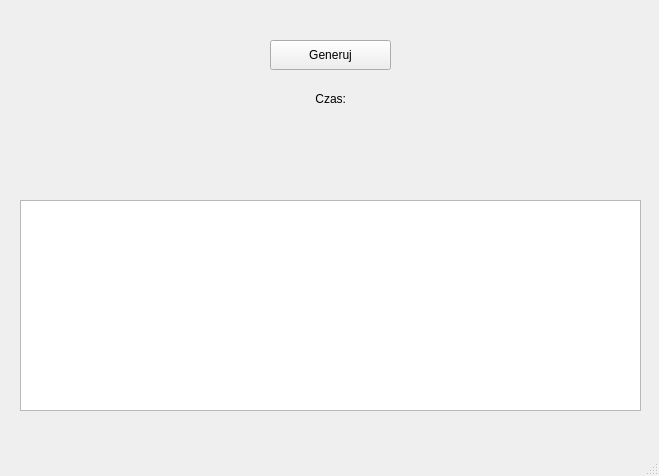
The window that geo.ui (bigboyTaysh/geoalgorithm) describes before a commit, drawn with Qt 5.
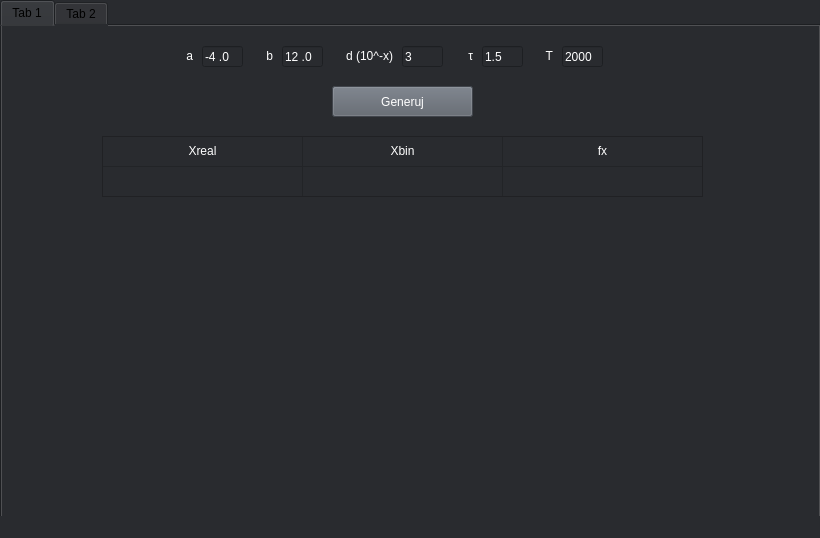
The same window after the commit.

Commit message: evolution and view best

```diff
--- a/geo.ui
+++ b/geo.ui
@@ -6,119 +6,481 @@
    <rect>
     <x>0</x>
     <y>0</y>
-    <width>659</width>
-    <height>476</height>
+    <width>820</width>
+    <height>538</height>
    </rect>
   </property>
+  <property name="maximumSize">
+   <size>
+    <width>820</width>
+    <height>538</height>
+   </size>
+  </property>
   <property name="windowTitle">
    <string>GeoAlgorithm</string>
   </property>
+  <property name="windowOpacity">
+   <double>0.950000000000000</double>
+  </property>
+  <property name="toolTip">
+   <string/>
+  </property>
+  <property name="autoFillBackground">
+   <bool>false</bool>
+  </property>
+  <property name="styleSheet">
+   <string notr="true">background-color: rgb(41, 43, 47);</string>
+  </property>
+  <property name="iconSize">
+   <size>
+    <width>0</width>
+    <height>0</height>
+   </size>
+  </property>
+  <property name="tabShape">
+   <enum>QTabWidget::Triangular</enum>
+  </property>
   <widget class="QWidget" name="centralwidget">
-   <widget class="QTableView" name="tableView">
+   <widget class="QTabWidget" name="tabWidget">
     <property name="geometry">
      <rect>
-      <x>20</x>
-      <y>200</y>
-      <width>621</width>
-      <height>211</height>
+      <x>0</x>
+      <y>0</y>
+      <width>821</width>
+      <height>521</height>
      </rect>
     </property>
+    <widget class="QWidget" name="tab">
+     <attribute name="title">
+      <string>Tab 1</string>
+     </attribute>
+     <widget class="QPushButton" name="button_start">
+      <property name="geometry">
+       <rect>
+        <x>330</x>
+        <y>60</y>
+        <width>141</width>
+        <height>31</height>
+       </rect>
+      </property>
+      <property name="sizePolicy">
+       <sizepolicy hsizetype="Minimum" vsizetype="Fixed">
+        <horstretch>0</horstretch>
+        <verstretch>0</verstretch>
+       </sizepolicy>
+      </property>
+      <property name="minimumSize">
+       <size>
+        <width>0</width>
+        <height>30</height>
+       </size>
+      </property>
+      <property name="baseSize">
+       <size>
+        <width>0</width>
+        <height>0</height>
+       </size>
+      </property>
+      <property name="cursor">
+       <cursorShape>PointingHandCursor</cursorShape>
+      </property>
+      <property name="layoutDirection">
+       <enum>Qt::RightToLeft</enum>
+      </property>
+      <property name="styleSheet">
+       <string notr="true">background-color: rgb(91, 97, 106);
+color: white;</string>
+      </property>
+      <property name="text">
+       <string>Generuj</string>
+      </property>
+     </widget>
+     <widget class="QLineEdit" name="input_a">
+      <property name="geometry">
+       <rect>
+        <x>200</x>
+        <y>20</y>
+        <width>41</width>
+        <height>21</height>
+       </rect>
+      </property>
+      <property name="styleSheet">
+       <string notr="true">color: rgb(255, 255, 255)</string>
+      </property>
+      <property name="inputMask">
+       <string>#99.9</string>
+      </property>
+      <property name="text">
+       <string>-4.0</string>
+      </property>
+     </widget>
+     <widget class="QLineEdit" name="input_d">
+      <property name="geometry">
+       <rect>
+        <x>400</x>
+        <y>20</y>
+        <width>41</width>
+        <height>21</height>
+       </rect>
+      </property>
+      <property name="styleSheet">
+       <string notr="true">;color: rgb(255, 255, 255);</string>
+      </property>
+      <property name="inputMask">
+       <string>9</string>
+      </property>
+      <property name="text">
+       <string>3</string>
+      </property>
+     </widget>
+     <widget class="QLabel" name="label">
+      <property name="geometry">
+       <rect>
+        <x>170</x>
+        <y>20</y>
+        <width>21</width>
+        <height>20</height>
+       </rect>
+      </property>
+      <property name="styleSheet">
+       <string notr="true">color: rgb(255, 255, 255);</string>
+      </property>
+      <property name="text">
+       <string>a</string>
+      </property>
+      <property name="alignment">
+       <set>Qt::AlignRight|Qt::AlignTrailing|Qt::AlignVCenter</set>
+      </property>
+     </widget>
+     <widget class="QLabel" name="label_2">
+      <property name="geometry">
+       <rect>
+        <x>250</x>
+        <y>20</y>
+        <width>21</width>
+        <height>20</height>
+       </rect>
+      </property>
+      <property name="styleSheet">
+       <string notr="true">color: rgb(255, 255, 255);</string>
+      </property>
+      <property name="text">
+       <string>b</string>
+      </property>
+      <property name="alignment">
+       <set>Qt::AlignRight|Qt::AlignTrailing|Qt::AlignVCenter</set>
+      </property>
+     </widget>
+     <widget class="QLineEdit" name="input_b">
+      <property name="geometry">
+       <rect>
+        <x>280</x>
+        <y>20</y>
+        <width>41</width>
+        <height>21</height>
+       </rect>
+      </property>
+      <property name="styleSheet">
+       <string notr="true">color: rgb(255, 255, 255);</string>
+      </property>
+      <property name="inputMask">
+       <string>#99.9</string>
+      </property>
+      <property name="text">
+       <string>12.0</string>
+      </property>
+     </widget>
+     <widget class="QLabel" name="label_3">
+      <property name="geometry">
+       <rect>
+        <x>340</x>
+        <y>20</y>
+        <width>51</width>
+        <height>20</height>
+       </rect>
+      </property>
+      <property name="styleSheet">
+       <string notr="true">color: rgb(255, 255, 255);</string>
+      </property>
+      <property name="text">
+       <string>d (10^-x)</string>
+      </property>
+      <property name="alignment">
+       <set>Qt::AlignRight|Qt::AlignTrailing|Qt::AlignVCenter</set>
+      </property>
+     </widget>
+     <widget class="QLabel" name="label_4">
+      <property name="geometry">
+       <rect>
+        <x>450</x>
+        <y>20</y>
+        <width>21</width>
+        <height>20</height>
+       </rect>
+      </property>
+      <property name="styleSheet">
+       <string notr="true">color: rgb(255, 255, 255);</string>
+      </property>
+      <property name="text">
+       <string>τ</string>
+      </property>
+      <property name="alignment">
+       <set>Qt::AlignRight|Qt::AlignTrailing|Qt::AlignVCenter</set>
+      </property>
+     </widget>
+     <widget class="QLineEdit" name="input_tau">
+      <property name="geometry">
+       <rect>
+        <x>480</x>
+        <y>20</y>
+        <width>41</width>
+        <height>21</height>
+       </rect>
+      </property>
+      <property name="styleSheet">
+       <string notr="true">color: rgb(255, 255, 255);</string>
+      </property>
+      <property name="inputMask">
+       <string>9.9</string>
+      </property>
+      <property name="text">
+       <string>1.5</string>
+      </property>
+     </widget>
+     <widget class="QLineEdit" name="input_t">
+      <property name="geometry">
+       <rect>
+        <x>560</x>
+        <y>20</y>
+        <width>41</width>
+        <height>21</height>
+       </rect>
+      </property>
+      <property name="styleSheet">
+       <string notr="true">
+color: rgb(255, 255, 255);</string>
+      </property>
+      <property name="inputMask">
+       <string>99999</string>
+      </property>
+      <property name="text">
+       <string>2000</string>
+      </property>
+     </widget>
+     <widget class="QLabel" name="label_5">
+      <property name="geometry">
+       <rect>
+        <x>530</x>
+        <y>20</y>
+        <width>21</width>
+        <height>20</height>
+       </rect>
+      </property>
+      <property name="styleSheet">
+       <string notr="true">color: rgb(255, 255, 255);</string>
+      </property>
+      <property name="text">
+       <string>T</string>
+      </property>
+      <property name="alignment">
+       <set>Qt::AlignRight|Qt::AlignTrailing|Qt::AlignVCenter</set>
+      </property>
+     </widget>
+     <widget class="QTableWidget" name="best_table">
+      <property name="enabled">
+       <bool>true</bool>
+      </property>
+      <property name="geometry">
+       <rect>
+        <x>100</x>
+        <y>110</y>
+        <width>601</width>
+        <height>61</height>
+       </rect>
+      </property>
+      <property name="font">
+       <font>
+        <stylestrategy>PreferDefault</stylestrategy>
+       </font>
+      </property>
+      <property name="cursor" stdset="0">
+       <cursorShape>ArrowCursor</cursorShape>
+      </property>
+      <property name="layoutDirection">
+       <enum>Qt::LeftToRight</enum>
+      </property>
+      <property name="autoFillBackground">
+       <bool>false</bool>
+      </property>
+      <property name="styleSheet">
+       <string notr="true">color: rgb(255, 255, 255);</string>
+      </property>
+      <property name="verticalScrollBarPolicy">
+       <enum>Qt::ScrollBarAlwaysOff</enum>
+      </property>
+      <property name="horizontalScrollBarPolicy">
+       <enum>Qt::ScrollBarAlwaysOff</enum>
+      </property>
+      <property name="sizeAdjustPolicy">
+       <enum>QAbstractScrollArea::AdjustToContents</enum>
+      </property>
+      <property name="autoScroll">
+       <bool>false</bool>
+      </property>
+      <property name="editTriggers">
+       <set>QAbstractItemView::SelectedClicked</set>
+      </property>
+      <property name="tabKeyNavigation">
+       <bool>false</bool>
+      </property>
+      <property name="showDropIndicator" stdset="0">
+       <bool>false</bool>
+      </property>
+      <property name="dragDropOverwriteMode">
+       <bool>false</bool>
+      </property>
+      <property name="selectionMode">
+       <enum>QAbstractItemView::NoSelection</enum>
+      </property>
+      <property name="textElideMode">
+       <enum>Qt::ElideMiddle</enum>
+      </property>
+      <property name="showGrid">
+       <bool>true</bool>
+      </property>
+      <property name="wordWrap">
+       <bool>false</bool>
+      </property>
+      <property name="cornerButtonEnabled">
+       <bool>false</bool>
+      </property>
+      <property name="rowCount">
+       <number>2</number>
+      </property>
+      <property name="columnCount">
+       <number>3</number>
+      </property>
+      <attribute name="horizontalHeaderVisible">
+       <bool>false</bool>
+      </attribute>
+      <attribute name="horizontalHeaderCascadingSectionResizes">
+       <bool>true</bool>
+      </attribute>
+      <attribute name="horizontalHeaderDefaultSectionSize">
+       <number>200</number>
+      </attribute>
+      <attribute name="horizontalHeaderHighlightSections">
+       <bool>true</bool>
+      </attribute>
+      <attribute name="horizontalHeaderMinimumSectionSize">
+       <number>200</number>
+      </attribute>
+      <attribute name="horizontalHeaderStretchLastSection">
+       <bool>false</bool>
+      </attribute>
+      <attribute name="verticalHeaderVisible">
+       <bool>false</bool>
+      </attribute>
+      <row>
+       <property name="text">
+        <string>name</string>
+       </property>
+      </row>
+      <row>
+       <property name="text">
+        <string>value</string>
+       </property>
+      </row>
+      <column>
+       <property name="text">
+        <string>real</string>
+       </property>
+       <property name="textAlignment">
+        <set>AlignLeading|AlignVCenter</set>
+       </property>
+       <property name="background">
+        <color>
+         <red>0</red>
+         <green>0</green>
+         <blue>0</blue>
+        </color>
+       </property>
+      </column>
+      <column>
+       <property name="text">
+        <string>bin</string>
+       </property>
+      </column>
+      <column>
+       <property name="text">
+        <string>fx</string>
+       </property>
+      </column>
+      <item row="0" column="0">
+       <property name="text">
+        <string>Xreal</string>
+       </property>
+       <property name="textAlignment">
+        <set>AlignCenter</set>
+       </property>
+      </item>
+      <item row="0" column="1">
+       <property name="text">
+        <string>Xbin</string>
+       </property>
+       <property name="textAlignment">
+        <set>AlignCenter</set>
+       </property>
+      </item>
+      <item row="0" column="2">
+       <property name="text">
+        <string>fx</string>
+       </property>
+       <property name="textAlignment">
+        <set>AlignCenter</set>
+       </property>
+       <property name="background">
+        <brush brushstyle="NoBrush">
+         <color alpha="255">
+          <red>0</red>
+          <green>0</green>
+          <blue>0</blue>
+         </color>
+        </brush>
+       </property>
+      </item>
+      <item row="1" column="0">
+       <property name="text">
+        <string/>
+       </property>
+       <property name="textAlignment">
+        <set>AlignCenter</set>
+       </property>
+      </item>
+      <item row="1" column="1">
+       <property name="text">
+        <string/>
+       </property>
+       <property name="textAlignment">
+        <set>AlignCenter</set>
+       </property>
+      </item>
+      <item row="1" column="2">
+       <property name="text">
+        <string/>
+       </property>
+       <property name="textAlignment">
+        <set>AlignCenter</set>
+       </property>
+      </item>
+     </widget>
+    </widget>
+    <widget class="QWidget" name="tab_2">
+     <attribute name="title">
+      <string>Tab 2</string>
+     </attribute>
+    </widget>
    </widget>
-   <widget class="QWidget" name="gridLayoutWidget">
-    <property name="geometry">
-     <rect>
-      <x>170</x>
-      <y>40</y>
-      <width>321</width>
-      <height>131</height>
-     </rect>
-    </property>
-    <layout class="QGridLayout" name="gridLayout_2">
-     <item row="2" column="0">
-      <layout class="QVBoxLayout" name="verticalLayout_2">
-       <item alignment="Qt::AlignHCenter">
-        <widget class="QLabel" name="label">
-         <property name="text">
-          <string>Czas:</string>
-         </property>
-         <property name="alignment">
-          <set>Qt::AlignRight|Qt::AlignTrailing|Qt::AlignVCenter</set>
-         </property>
-        </widget>
-       </item>
-      </layout>
-     </item>
-     <item row="1" column="0">
-      <layout class="QVBoxLayout" name="verticalLayout">
-       <item>
-        <layout class="QHBoxLayout" name="horizontalLayout_3">
-         <property name="leftMargin">
-          <number>100</number>
-         </property>
-         <property name="rightMargin">
-          <number>100</number>
-         </property>
-         <item>
-          <widget class="QPushButton" name="button_start">
-           <property name="sizePolicy">
-            <sizepolicy hsizetype="Minimum" vsizetype="Fixed">
-             <horstretch>0</horstretch>
-             <verstretch>0</verstretch>
-            </sizepolicy>
-           </property>
-           <property name="minimumSize">
-            <size>
-             <width>0</width>
-             <height>30</height>
-            </size>
-           </property>
-           <property name="baseSize">
-            <size>
-             <width>0</width>
-             <height>0</height>
-            </size>
-           </property>
-           <property name="text">
-            <string>Generuj</string>
-           </property>
-          </widget>
-         </item>
-        </layout>
-       </item>
-      </layout>
-     </item>
-     <item row="3" column="0">
-      <layout class="QVBoxLayout" name="verticalLayout_3">
-       <item alignment="Qt::AlignHCenter|Qt::AlignVCenter">
-        <widget class="QLabel" name="label_time">
-         <property name="minimumSize">
-          <size>
-           <width>200</width>
-           <height>0</height>
-          </size>
-         </property>
-         <property name="text">
-          <string/>
-         </property>
-         <property name="alignment">
-          <set>Qt::AlignCenter</set>
-         </property>
-        </widget>
-       </item>
-      </layout>
-     </item>
-    </layout>
-   </widget>
-  </widget>
-  <widget class="QMenuBar" name="menubar">
-   <property name="geometry">
-    <rect>
-     <x>0</x>
-     <y>0</y>
-     <width>659</width>
-     <height>21</height>
-    </rect>
-   </property>
   </widget>
   <widget class="QStatusBar" name="statusbar"/>
  </widget>
```
Left out of the diff: 3 changed lines with no effect on the pictures. The commit also changes 7 other files.
